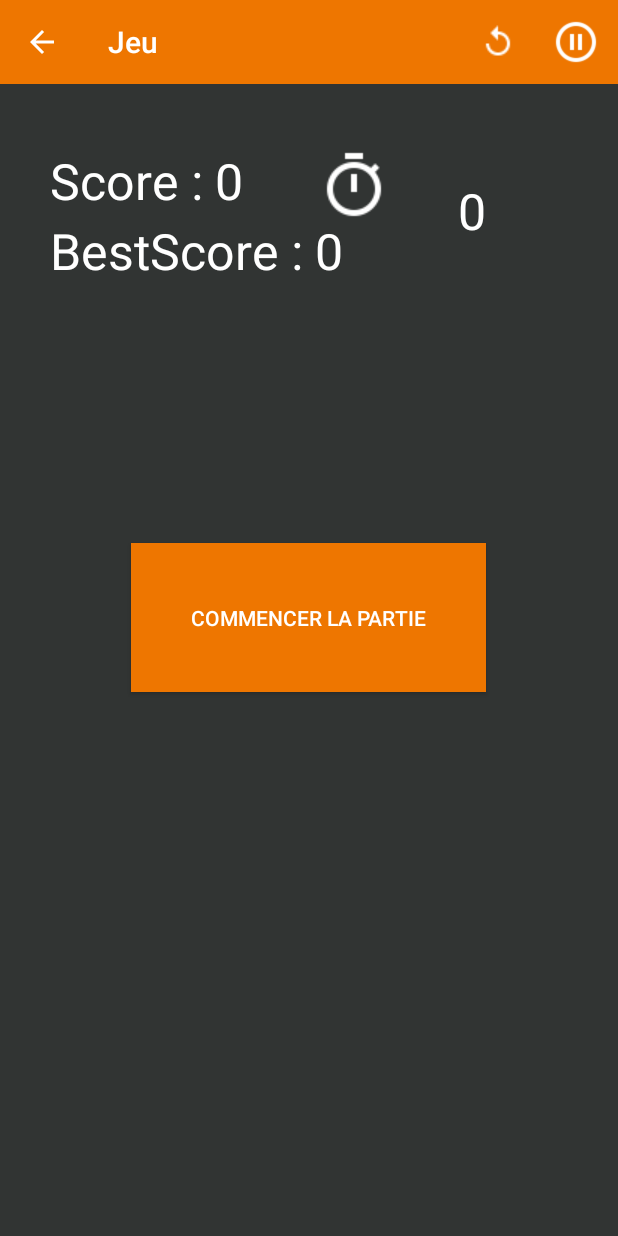
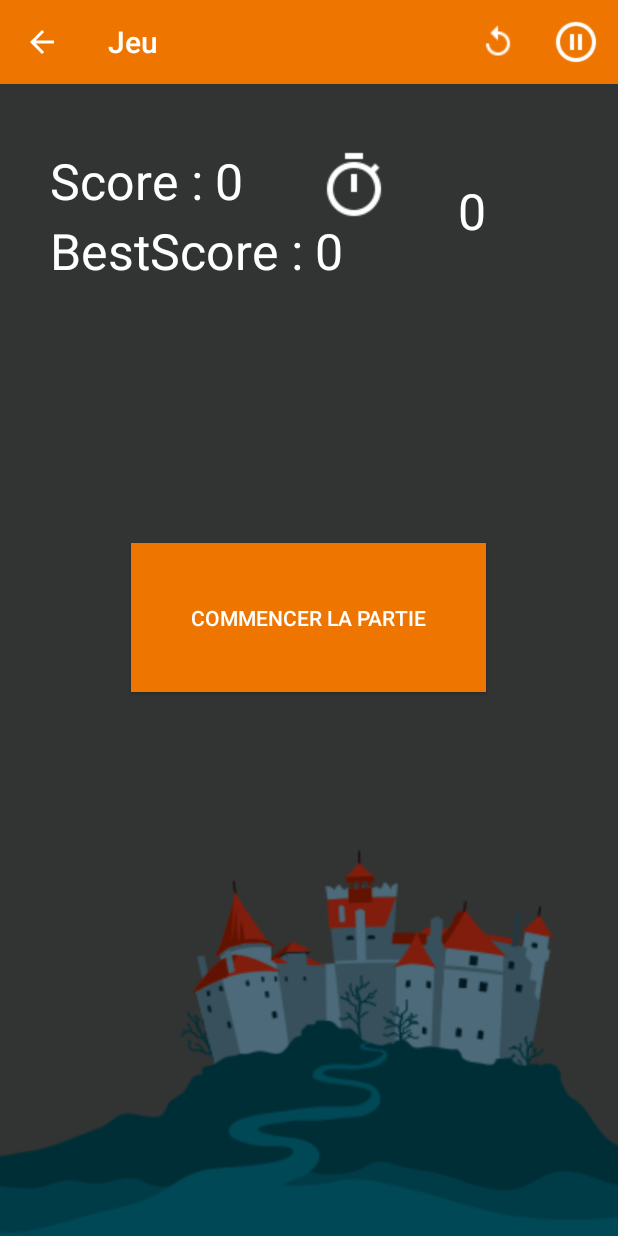
Before and after one commit to valentinLEON/AndroidProjet, an Android app: the screen it shows after launch (GameActivity), after a tap on "JOUER", on a phone screen of 412 x 824 dp. Run offline under Robolectric (Android 15) with nearby library versions, the phone set to English and light mode, and no system bars.

Commit message:
Ajout d'un background halloween pendant le jeu et de sons pour le personnage !!

```diff
--- a/app/src/main/java/orlandini/jeu/GameCustomView.java
+++ b/app/src/main/java/orlandini/jeu/GameCustomView.java
@@ -31,7 +31,7 @@ import java.util.Random;
  * @version 2016.0.42
  *
  * Date de création : 09/10/2016
- * Dernière modification : 01/11/2016
+ * Dernière modification : 03/11/2016
  */
 
 public class GameCustomView extends View implements View.OnTouchListener {
@@ -56,7 +56,7 @@ public class GameCustomView extends View implements View.OnTouchListener {
 
     boolean isInvisible = true;
 
-    private Bitmap bitmapBender;
+    private Bitmap bitmapPerso;
     private Bitmap bitmapPow;
     private Bitmap bitmapRip;
     private Bitmap bitmapTemps;
@@ -66,15 +66,8 @@ public class GameCustomView extends View implements View.OnTouchListener {
     private Vibrator vibrator;
     private String color;
     private int perso;
+    private int son;
     private SpriteAnimation spriteAnimation;
-    private int tempsAttente = 0;
-
-
-    private Rect sourceRect;	// the rectangle to be drawn from the animation bitmap
-    private Rect destRect;
-    private int frameNr = 13;
-    private int spriteHeight = 183;	// the height of the sprite
-    private int position = 0;
 
     SharedPreferences prefs;
 
@@ -83,11 +76,12 @@ public class GameCustomView extends View implements View.OnTouchListener {
         public void run() {
             update();
             invalidate();
+            int tempsAttente = 0;
             if (prefVitesse != 0)
                 tempsAttente = 100000/prefVitesse;
             else
                 tempsAttente = 6000;
-            postDelayed(this,tempsAttente);
+            postDelayed(this, tempsAttente);
         }
     };
 
@@ -101,30 +95,18 @@ public class GameCustomView extends View implements View.OnTouchListener {
 
         recupererPreferences();
 
-        switch (perso) {
-            case 1:
-                bitmapBender = BitmapFactory.decodeResource(res, R.drawable.bender_ghost);
-                break;
-            case 2:
-                bitmapBender = BitmapFactory.decodeResource(res, R.drawable.blinky_pacman);
-                break;
-            case 3 :
-                bitmapBender = BitmapFactory.decodeResource(res, R.drawable.space_invaders_alien);
-                break;
-            case 4 :
-                bitmapBender = BitmapFactory.decodeResource(res, R.drawable.roi_boo);
-                break;
-        }
         bitmapPow = BitmapFactory.decodeResource(res, R.drawable.pow);
         bitmapRip = BitmapFactory.decodeResource(res, R.drawable.rip_game);
         bitmapTemps = BitmapFactory.decodeResource(res, R.drawable.ic_timer);
         bitmapChat = BitmapFactory.decodeResource(res, R.drawable.chat);
 
-        mMediaPlayer = MediaPlayer.create(this.getContext(), R.raw.fantome);
+        parametrerSonPerso();
+
         vibrator = (Vibrator) this.getContext().getSystemService(Activity.VIBRATOR_SERVICE);
         mFileX = 500;
         mFileY = 500;
 
+        parametrerImagePerso(res);
 
         super.setOnTouchListener(this);
         removeCallbacks(animator);
@@ -151,6 +133,44 @@ public class GameCustomView extends View implements View.OnTouchListener {
         color = prefs.getString("pref_theme", "#FFA500");
         perso = Integer.parseInt(prefs.getString("pref_perso", "1"));
         prefVitesse = prefs.getInt("seekbar_vitesse", 25);
+        son = Integer.parseInt(prefs.getString("pref_son", "1"));
+    }
+
+    private void parametrerImagePerso(Resources res) {
+        switch (perso) {
+            case 1:
+                bitmapPerso = BitmapFactory.decodeResource(res, R.drawable.bender_ghost);
+                break;
+            case 2:
+                bitmapPerso = BitmapFactory.decodeResource(res, R.drawable.blinky_pacman);
+                break;
+            case 3 :
+                bitmapPerso = BitmapFactory.decodeResource(res, R.drawable.space_invaders_alien);
+                break;
+            case 4 :
+                bitmapPerso = BitmapFactory.decodeResource(res, R.drawable.roi_boo);
+                break;
+        }
+    }
+
+    private void parametrerSonPerso() {
+        switch (son) {
+            case 1:
+                mMediaPlayer = MediaPlayer.create(this.getContext(), R.raw.fantome);
+                break;
+            case 2:
+                mMediaPlayer = MediaPlayer.create(this.getContext(), R.raw.yoshi);
+                break;
+            case 3 :
+                mMediaPlayer = MediaPlayer.create(this.getContext(), R.raw.doh);
+                break;
+            case 4 :
+                mMediaPlayer = MediaPlayer.create(this.getContext(), R.raw.nope);
+                break;
+            case 5 :
+                mMediaPlayer = MediaPlayer.create(this.getContext(), R.raw.error_windows);
+                break;
+        }
     }
 
     @Override
@@ -166,7 +186,7 @@ public class GameCustomView extends View implements View.OnTouchListener {
             //spriteAnimation.draw(canvas);
 
             if (isInvisible)
-                canvas.drawBitmap(bitmapBender, mFileX, mFileY, null);
+                canvas.drawBitmap(bitmapPerso, mFileX, mFileY, null);
             else {
                 //si on est sur le thème halloween, on met le RIP
                 if (color.equals("#EE7600"))
--- a/app/src/main/res/layout/activity_game.xml
+++ b/app/src/main/res/layout/activity_game.xml
@@ -19,15 +19,24 @@
         android:layout_width="wrap_content"
         android:hapticFeedbackEnabled="true"
         android:textColor="@android:color/background_light"
+        android:scaleType="centerCrop"
         android:padding="40dp"
         android:gravity="center"/>
+
+    <ImageView
+        android:layout_width="match_parent"
+        android:layout_height="wrap_content"
+
+        android:src="@drawable/android_castle"
+        android:scaleType="centerCrop"
+        android:layout_gravity="bottom"/>
 
     <orlandini.jeu.GameCustomView
         android:layout_width="match_parent"
         android:layout_height="match_parent"
         android:layout_marginTop="100dp"
         android:id="@+id/custom_game"
-        android:background="@color/colorBackgroundGame" />
+        android:background="@android:color/transparent" />
 
     <include layout="@layout/toolbar" />
 </FrameLayout>
--- a/app/src/main/res/layout/fragment_home.xml
+++ b/app/src/main/res/layout/fragment_home.xml
@@ -9,10 +9,10 @@
         android:id="@+id/homeLogo"
         android:layout_width="wrap_content"
         android:layout_height="wrap_content"
-        android:src="@drawable/icon"
+        android:src="@drawable/android_pumpkin"
         android:layout_alignParentTop="true"
         android:layout_centerHorizontal="true"
-        android:layout_marginTop="30dp"
+        android:layout_marginTop="60dp"
         android:contentDescription="@string/description_logo" />
 
     <orlandini.jeu.CustomBackToTheFuture
@@ -22,6 +22,7 @@
         android:layout_height="wrap_content"
         android:typeface="normal"
         app:font="BTTF.ttf"
+        android:layout_marginTop="50dp"
         android:textAlignment="center"
         android:textAppearance="@style/TextAppearance.AppCompat.Large"
         android:layout_below="@+id/homeLogo"
--- a/app/src/main/res/values/strings.xml
+++ b/app/src/main/res/values/strings.xml
@@ -100,10 +100,18 @@
     </string-array>
 
     <string-array name="sons_listentries">
+        <item>Fantôme</item>
         <item>Yoshi</item>
+        <item>D\'oh</item>
+        <item>Nope</item>
+        <item>Erreur windows</item>
     </string-array>
     <string-array name="sons_listvalues">
         <item>1</item>
+        <item>2</item>
+        <item>3</item>
+        <item>4</item>
+        <item>5</item>
     </string-array>
 
     <string-array name="perso_listentries">
```
Also changed, not shown: app/src/main/res/layout/activity_easter_egg.xml (+9 -1 lines), app/src/main/res/drawable/android_bat.png (added), app/src/main/res/drawable/android_castle.png (added), app/src/main/res/drawable/android_pumpkin.png (added), app/src/main/res/drawable/android_vampire.png (added), app/src/main/res/drawable/halloween_wallpaper.jpg (deleted), 3 other files.
